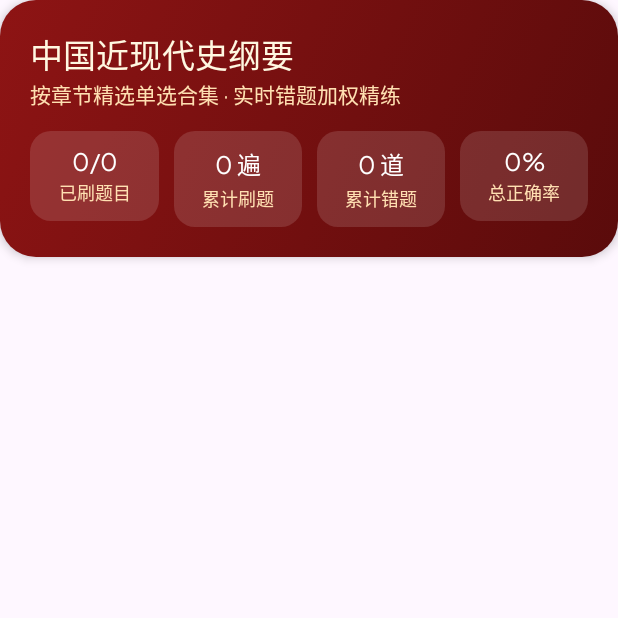
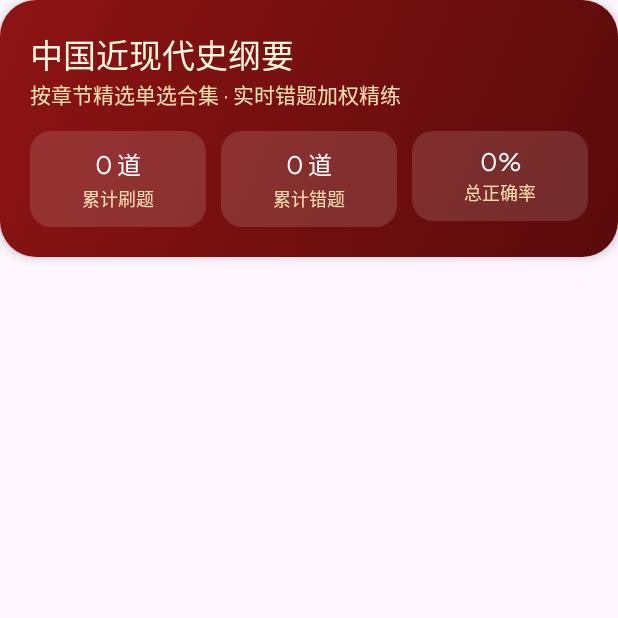
Before and after one commit to HurricaneDD/chinese-modern-history-exerciser, an Android app built with Jetpack Compose: the composable HeroBannerCard shown on its own in the app's theme, on a phone screen of 412 x 824 dp, the top half of it. Run offline under Robolectric (Android 15) with nearby library versions, the phone set to English and light mode, and no system bars; 2 statements that could not run were skipped.

Commit message:
ui: simplify home screen statistics and labels
Remove redundant "attempted questions" card and refine UI text for better clarity and brevity.

```diff
--- a/app/src/main/java/com/example/ui/HomeAndStudyScreens.kt
+++ b/app/src/main/java/com/example/ui/HomeAndStudyScreens.kt
@@ -236,13 +236,8 @@ private fun HeroBannerCard(
                     horizontalArrangement = Arrangement.spacedBy(10.dp)
                 ) {
                     StatMiniPill(
-                        label = "已刷题目",
-                        value = "${uiState.attemptedQuestionsCount}/${uiState.totalQuestionsCount}",
-                        modifier = Modifier.weight(1f)
-                    )
-                    StatMiniPill(
                         label = "累计刷题",
-                        value = "${uiState.totalAttemptsSum} 遍",
+                        value = "${uiState.totalAttemptsSum} 道",
                         modifier = Modifier.weight(1f)
                     )
                     StatMiniPill(
@@ -282,7 +277,7 @@ private fun HeroBannerCard(
                                     modifier = Modifier.size(18.dp)
                                 )
                                 Text(
-                                    text = "你有 ${uiState.wrongQuestionsCount} 道错题，点击按错误率从高到低查看",
+                                    text = "你有${uiState.wrongQuestionsCount}道错题，点击查看",
                                     style = MaterialTheme.typography.bodyMedium,
                                     color = Color.White
                                 )
```
Also changed, not shown: 1 other file.
